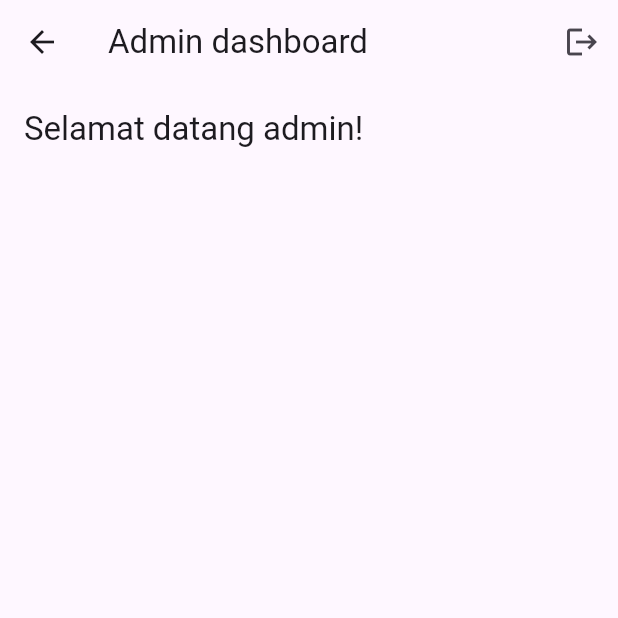
After one commit to stefanuspet/absensiKaryawan, a Flutter app: the AdminDashboard screen opened directly, on a phone screen of 412 x 824 dp, the top half of it. The commit adds this screen. Run offline on Flutter 3.47's test engine with Material 3 defaults, Android fonts, the phone set to English and light mode, and no system bars.

Commit message:
Add pages

```diff
--- a/presensiFrontend/lib/main.dart
+++ b/presensiFrontend/lib/main.dart
@@ -1,3 +1,4 @@
+import 'package:absen_presen/view/dashboard_employee.dart';
 import 'package:absen_presen/view/login.dart';
 import 'package:flutter/material.dart';
 
--- /dev/null
+++ b/presensiFrontend/lib/view/dashboard_admin.dart
@@ -0,0 +1,34 @@
+import 'package:flutter/material.dart';
+
+class AdminDashboard extends StatelessWidget {
+  const AdminDashboard({super.key});
+
+  @override
+  Widget build(BuildContext context) {
+    return Scaffold(
+      appBar: AppBar(
+        title: Text('Admin dashboard'),
+        actions: [
+          IconButton(
+            onPressed: () {
+              // TODO implement logout action
+            },
+            icon: Icon(Icons.logout),
+          )
+        ],
+      ),
+      body: Padding(
+        padding: const EdgeInsets.all(16),
+        child: Column(
+          crossAxisAlignment: CrossAxisAlignment.start,
+          children: [
+            Text(
+              'Selamat datang admin!',
+              style: Theme.of(context).textTheme.titleLarge,
+            ),
+          ],
+        ),
+      ),
+    );
+  }
+}
--- a/presensiFrontend/lib/view/login.dart
+++ b/presensiFrontend/lib/view/login.dart
@@ -57,7 +57,7 @@ class _LoginFormState extends State<LoginForm> {
           ),
           obscureText: !isPasswordShown,
         ),
-        const SizedBox(height: 8),
+        const SizedBox(height: 16),
         FilledButton(
           onPressed: () {
             // TODO implement login action
```
Also changed, not shown: presensiFrontend/lib/view/dashboard_employee.dart (added, +41 -0 lines).
